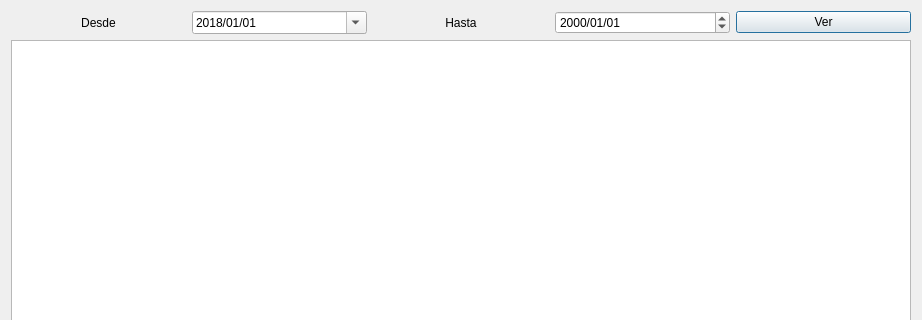
Ladis72/tienda, file listadosalidas.ui: the form before one commit; both pictures show x 0 to 922 and y 0 to 320 of the 922 by 642 pixel window.
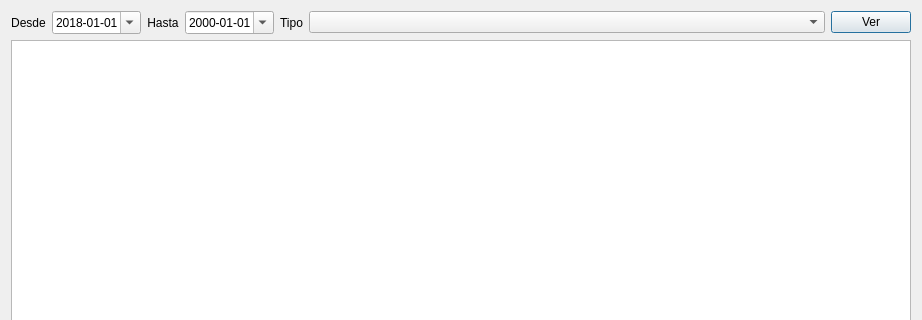
The form after the commit.

```diff
--- a/listadosalidas.ui
+++ b/listadosalidas.ui
@@ -29,7 +29,7 @@
      <item>
       <widget class="QDateEdit" name="dateEditDesde">
        <property name="displayFormat">
-        <string>yyyy/MM/dd</string>
+        <string>yyyy-MM-dd</string>
        </property>
        <property name="calendarPopup">
         <bool>true</bool>
@@ -56,7 +56,30 @@
      <item>
       <widget class="QDateEdit" name="dateEditHasta">
        <property name="displayFormat">
-        <string>yyyy/MM/dd</string>
+        <string>yyyy-MM-dd</string>
+       </property>
+       <property name="calendarPopup">
+        <bool>true</bool>
+       </property>
+      </widget>
+     </item>
+     <item>
+      <widget class="QLabel" name="label_tipo">
+       <property name="text">
+        <string>Tipo</string>
+       </property>
+       <property name="alignment">
+        <set>Qt::AlignmentFlag::AlignCenter</set>
+       </property>
+      </widget>
+     </item>
+     <item>
+      <widget class="QComboBox" name="comboBoxTipo">
+       <property name="sizePolicy">
+        <sizepolicy hsizetype="Expanding" vsizetype="Fixed">
+         <horstretch>0</horstretch>
+         <verstretch>0</verstretch>
+        </sizepolicy>
        </property>
       </widget>
      </item>
```
